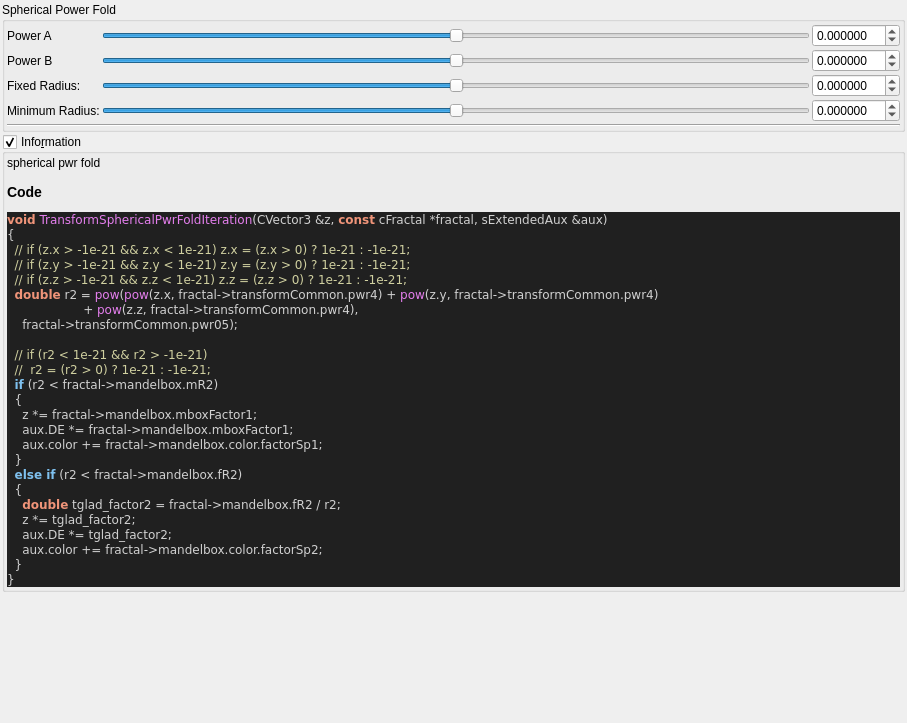
buddhi1980/mandelbulber2, file mandelbulber2/qt_data/fractal_transf_spherical_pwr_fold.ui: the form before one commit.
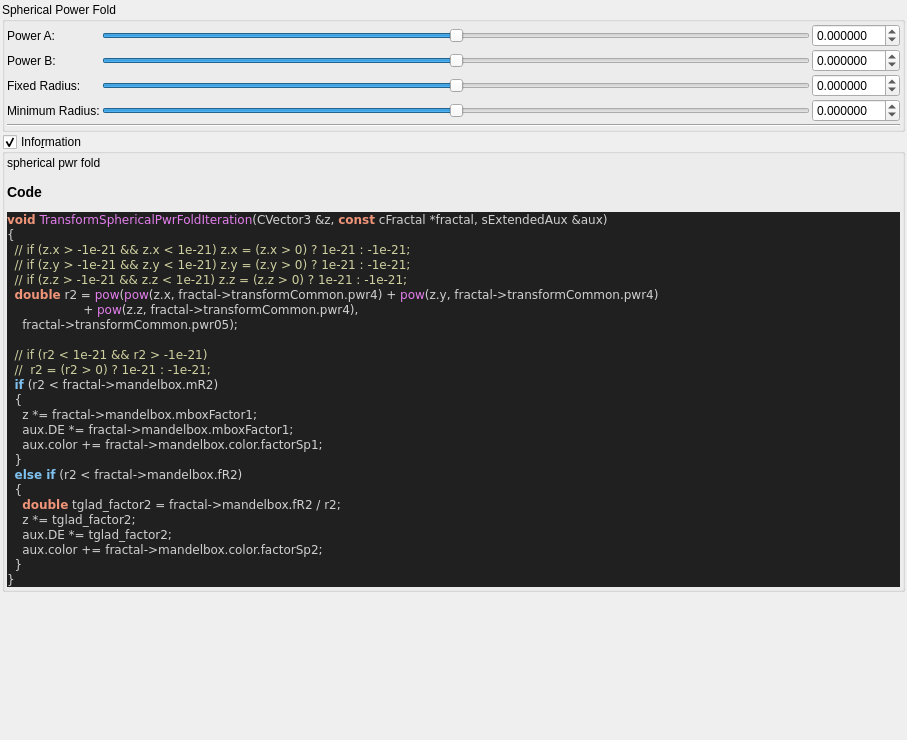
The form after the commit. Custom widgets are drawn as their Qt base class.

```diff
--- a/mandelbulber2/qt_data/fractal_transf_spherical_pwr_fold.ui
+++ b/mandelbulber2/qt_data/fractal_transf_spherical_pwr_fold.ui
@@ -7,7 +7,7 @@
     <x>0</x>
     <y>0</y>
     <width>907</width>
-    <height>723</height>
+    <height>740</height>
    </rect>
   </property>
   <property name="windowTitle">
@@ -281,14 +281,14 @@
         <item row="0" column="0">
          <widget class="QLabel" name="label_358">
           <property name="text">
-           <string>Power A</string>
+           <string>Power A:</string>
           </property>
          </widget>
         </item>
         <item row="1" column="0">
          <widget class="QLabel" name="label_355">
           <property name="text">
-           <string>Power B</string>
+           <string>Power B:</string>
           </property>
          </widget>
         </item>
```
Left out of the diff: 11 changed lines with no effect on the pictures.
